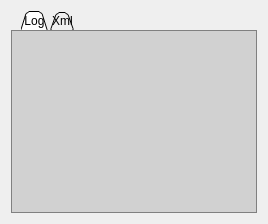
Before: the Qt Designer form branches/macjariel/src/client/logwidget.ui in kubos741/kbang, drawn with Qt 5.
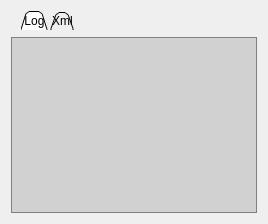
After: the same form once the commit is applied.

Patch:
```diff
--- a/branches/macjariel/src/client/logwidget.ui
+++ b/branches/macjariel/src/client/logwidget.ui
@@ -29,10 +29,10 @@
 	background: rgba(0, 0, 0, 0);
 	border: 0;
 
-    /*
+    
     position: absolute;
     top: 7px;
-    */
+    
 }
 QTabWidget::tab-bar {
 	left: 10px;
```
